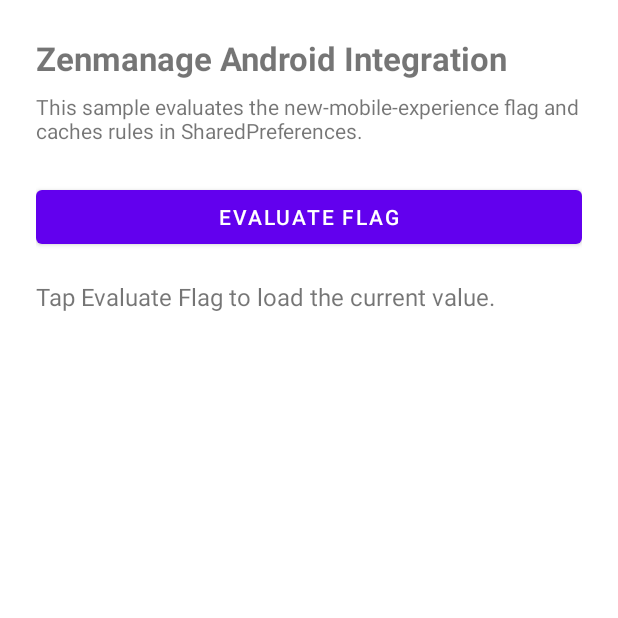
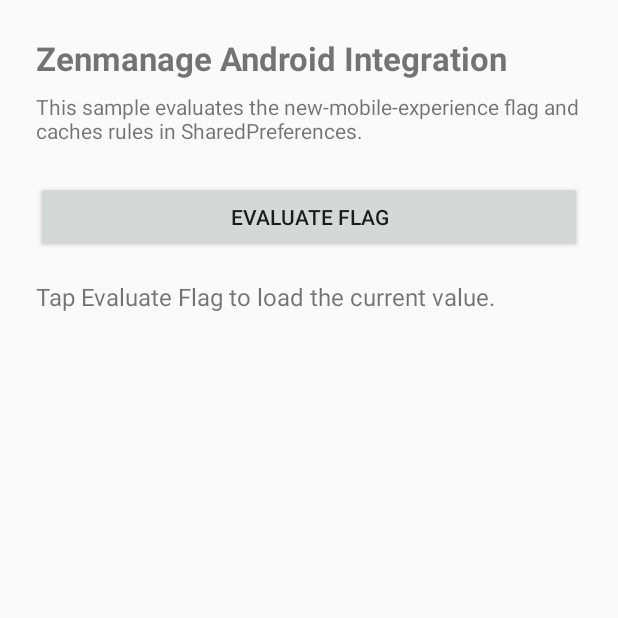
Before and after one commit to zenmanage/zenmanage-kotlin, an Android app: the screen it shows after launch (MainActivity), on a phone screen of 412 x 824 dp, the top half of it. Run offline under Robolectric (Android 15) with nearby library versions, the phone set to English and light mode, and no system bars; libraries missing offline, so code that uses them is left out: com.zenmanage.kotlin; 1 statement that could not run was skipped.

Commit message:
ZEN-2226: drop Material from the Android example so it builds at minSdk 21
Material 1.14 declares minSdk 23, so the manifest merger failed before dexing could
check the SDK. The example only used it as the theme parent; AppCompat covers that.

Co-Authored-By: Claude Sonnet 5.5 <noreply@anthropic.com>

```diff
--- a/examples/android-app/app/build.gradle.kts
+++ b/examples/android-app/app/build.gradle.kts
@@ -45,7 +45,6 @@ android {
 dependencies {
     implementation("androidx.core:core-ktx:1.19.1")
     implementation("androidx.appcompat:appcompat:1.8.0")
-    implementation("com.google.android.material:material:1.14.0")
     implementation("androidx.lifecycle:lifecycle-runtime-ktx:2.8.7")
 
     implementation("com.zenmanage:zenmanage-kotlin:1.1.0")
--- a/examples/android-app/app/src/main/res/values/themes.xml
+++ b/examples/android-app/app/src/main/res/values/themes.xml
@@ -1,5 +1,5 @@
 <?xml version="1.0" encoding="utf-8"?>
 <resources>
-    <style name="Theme.ZenmanageExample" parent="Theme.MaterialComponents.DayNight.NoActionBar">
+    <style name="Theme.ZenmanageExample" parent="Theme.AppCompat.DayNight.NoActionBar">
     </style>
 </resources>
```
Also changed, not shown: 1 other file.
